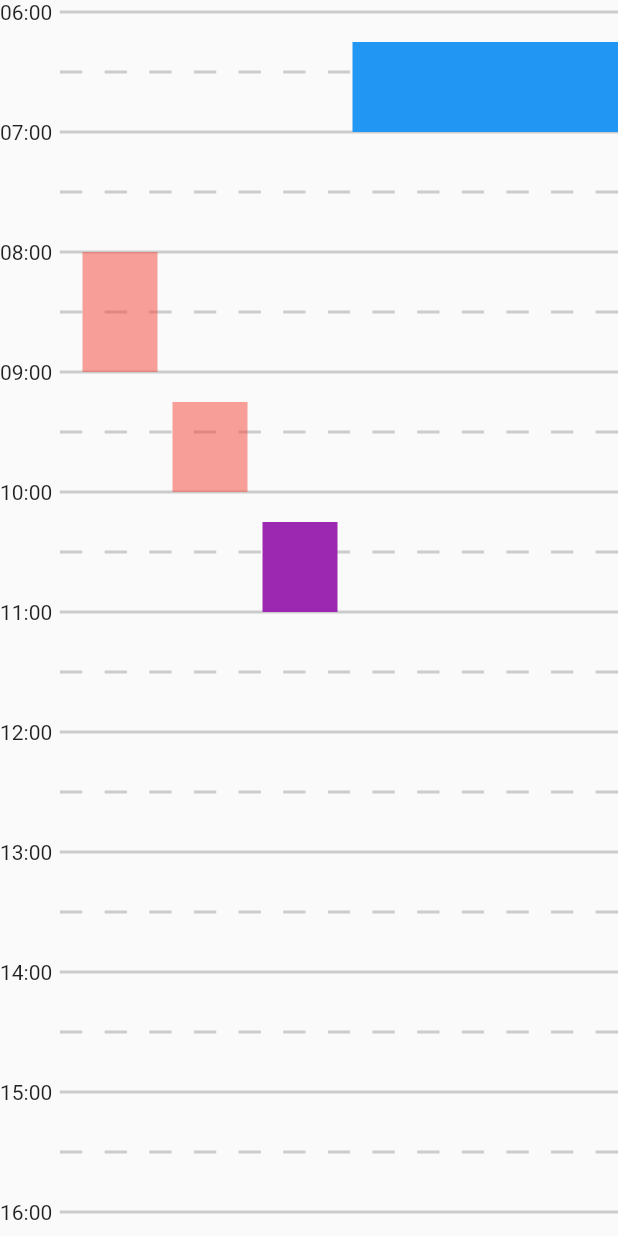
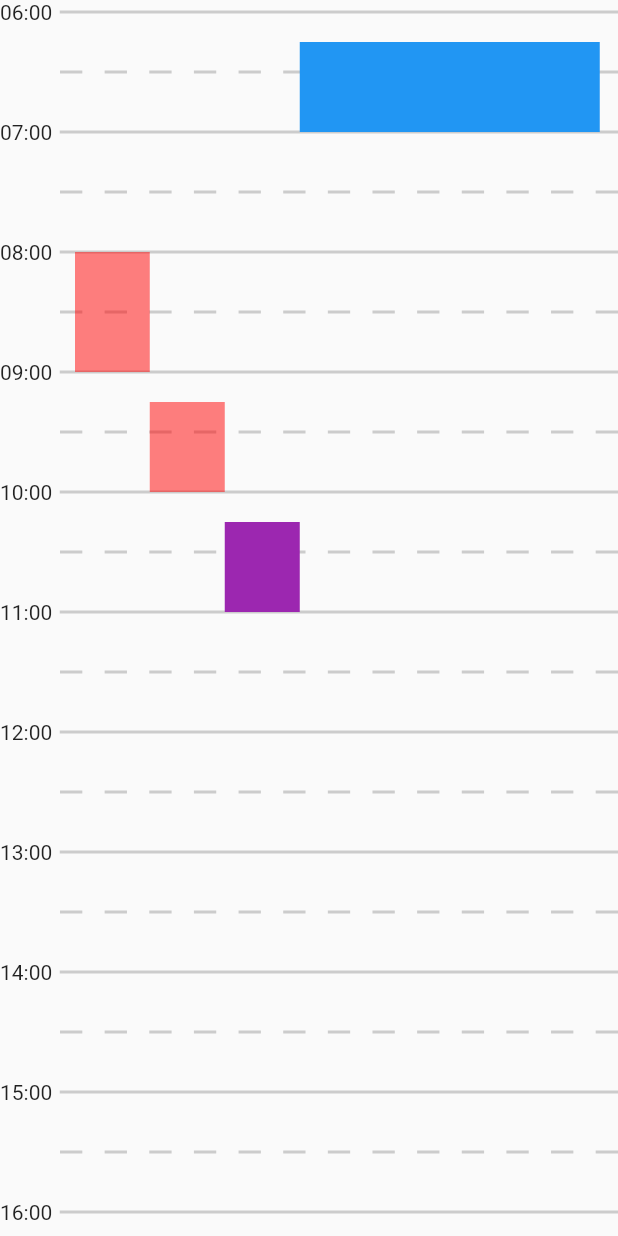
Before and after one commit to Iconica-Development/flutter_timetable, a Flutter app: the screen it shows after launch, on a phone screen of 412 x 824 dp. Run offline on Flutter 3.47's test engine with Material 2 defaults, Android fonts, the phone set to English and light mode, and no system bars.

Commit message:
feat: added timetable styling

```diff
--- a/lib/src/block.dart
+++ b/lib/src/block.dart
@@ -6,6 +6,8 @@ class Block extends StatelessWidget {
     required this.end,
     required this.startHour,
     required this.blockWidth,
+    required this.hourHeight,
+    this.blockColor = const Color(0x80FF0000),
     this.linePadding = 8,
     this.child,
     Key? key,
@@ -23,8 +25,14 @@ class Block extends StatelessWidget {
   /// The start hour of the timetable.
   final int startHour;
 
+  /// The heigh of one hour in the timetable.
+  final double hourHeight;
+
   /// The width of the block if there is no child
   final double blockWidth;
+
+  /// The color of the block if there is no child
+  final Color blockColor;
 
   /// The padding between the lines and the numbers
   final double linePadding;
@@ -33,7 +41,6 @@ class Block extends StatelessWidget {
   Widget build(BuildContext context) {
     return Container(
       margin: EdgeInsets.only(
-        left: 10,
         top:
             (((start.hour - startHour) * 60) + start.minute) * sizePerMinute() +
                 linePadding,
@@ -46,13 +53,12 @@ class Block extends StatelessWidget {
                 (((end.hour - start.hour) * 60) + end.minute - start.minute) *
                     sizePerMinute(),
             width: blockWidth,
-            color: Colors.red.withOpacity(0.5),
+            color: blockColor,
           ),
     );
   }
 
   double sizePerMinute() {
-    // TODO(anyone): calculate this based on the size of the screen
-    return 80 / 60;
+    return hourHeight / 60;
   }
 }
--- /dev/null
+++ b/lib/src/models/table_theme.dart
@@ -0,0 +1,18 @@
+part of timetable;
+
+class TableTheme {
+  const TableTheme({
+    this.lineColor = const Color(0x809E9E9E),
+    this.lineHeight = 2,
+    this.timeStyle = const TextStyle(),
+  });
+
+  /// The color of the lines.
+  final Color lineColor;
+
+  /// The height of the lines.
+  final double lineHeight;
+
+  /// The style of the time text.
+  final TextStyle timeStyle;
+}
--- a/lib/src/table.dart
+++ b/lib/src/table.dart
@@ -4,11 +4,15 @@ class Table extends StatelessWidget {
   const Table({
     required this.startHour,
     required this.endHour,
+    this.columnHeight = 80,
+    this.theme = const TableTheme(),
     Key? key,
   }) : super(key: key);
 
   final int startHour;
   final int endHour;
+  final double columnHeight;
+  final TableTheme theme;
 
   @override
   Widget build(BuildContext context) {
@@ -16,21 +20,22 @@ class Table extends StatelessWidget {
       children: [
         for (int i = startHour; i <= endHour; i++) ...[
           SizedBox(
-            height: i == endHour ? 40 : 80,
+            height: i == endHour ? columnHeight / 2 : columnHeight,
             child: Column(
               children: [
                 Row(
                   children: [
                     Text(
                       '${i.toString().padLeft(2, '0')}:00',
+                      style: theme.timeStyle,
                     ),
                     const SizedBox(
                       width: 5,
                     ),
                     Expanded(
                       child: Container(
-                        height: 2,
-                        color: Colors.grey.withOpacity(0.5),
+                        height: theme.lineHeight,
+                        color: theme.lineColor,
                       ),
                     )
                   ],
@@ -41,17 +46,16 @@ class Table extends StatelessWidget {
                     margin: const EdgeInsets.only(
                       left: 40,
                     ),
-                    height: 2,
+                    height: theme.lineHeight,
                     child: Row(
                       children: [
                         for (int i = 0; i < 25; i++) ...[
                           Container(
                             width:
                                 (MediaQuery.of(context).size.width - 40) / 25,
-                            height: 2,
-                            color: i.isEven
-                                ? Colors.grey.withOpacity(0.5)
-                                : Colors.transparent,
+                            height: theme.lineHeight,
+                            color:
+                                i.isEven ? theme.lineColor : Colors.transparent,
                           ),
                         ],
                       ],
--- a/lib/src/timetable.dart
+++ b/lib/src/timetable.dart
@@ -7,6 +7,11 @@ class Timetable extends StatefulWidget {
     this.startHour = 0,
     this.endHour = 24,
     this.blockWidth = 50,
+    this.blockColor = const Color(0x80FF0000),
+    this.hourHeight = 80,
+    this.tablePaddingStart = 10,
+    this.tablePaddingEnd = 15,
+    this.theme = const TableTheme(),
     Key? key,
   }) : super(key: key);
 
@@ -21,6 +26,21 @@ class Timetable extends StatefulWidget {
 
   /// The width of the block if there is no child
   final double blockWidth;
+
+  /// The color of the block if there is no child
+  final Color blockColor;
+
+  /// The heigh of one hour in the timetable.
+  final double hourHeight;
+
+  /// The padding between the table markings and the first block.
+  final double tablePaddingStart;
+
+  /// The padding between the last block and the end of the table.
+  final double tablePaddingEnd;
+
+  /// The theme of the timetable.
+  final TableTheme theme;
 
   /// The scroll controller to control the scrolling of the timetable.
   final ScrollController? scrollController;
@@ -57,9 +77,14 @@ class _TimetableState extends State<Timetable> {
           Table(
             startHour: widget.startHour,
             endHour: widget.endHour,
+            theme: widget.theme,
           ),
           Container(
-            margin: const EdgeInsets.only(left: 45),
+            margin: EdgeInsets.only(
+              left: _calculateTableTextSize().width +
+                  widget.tablePaddingStart +
+                  5,
+            ),
             child: SingleChildScrollView(
               scrollDirection: Axis.horizontal,
               child: IntrinsicHeight(
@@ -71,14 +96,15 @@ class _TimetableState extends State<Timetable> {
                         start: block.start,
                         end: block.end,
                         startHour: widget.startHour,
+                        hourHeight: widget.hourHeight,
                         blockWidth: widget.blockWidth,
                         child: block.child,
-                      )
+                      ),
                     ],
-                    // TODO(anyone): 80 needs to be a calculated value
                     SizedBox(
-                      width: 15,
-                      height: 80 * (widget.endHour - widget.startHour) + 40,
+                      width: widget.tablePaddingEnd,
+                      height: widget.hourHeight *
+                          (widget.endHour - widget.startHour + 0.5),
                     ),
                   ],
                 ),
@@ -98,12 +124,24 @@ class _TimetableState extends State<Timetable> {
                     ? a
                     : b,
           );
-      var initialOffset = (80 * (widget.endHour - widget.startHour)) *
-          ((earliestStart.hour - widget.startHour) /
-              (widget.endHour - widget.startHour));
+      var initialOffset =
+          (widget.hourHeight * (widget.endHour - widget.startHour)) *
+              ((earliestStart.hour - widget.startHour) /
+                  (widget.endHour - widget.startHour));
       _scrollController.jumpTo(
         initialOffset,
       );
     });
   }
+
+  /// Calculates the width of 22:22
+  Size _calculateTableTextSize() {
+    return (TextPainter(
+      text: TextSpan(text: '22:22', style: widget.theme.timeStyle),
+      maxLines: 1,
+      textScaleFactor: MediaQuery.of(context).textScaleFactor,
+      textDirection: TextDirection.ltr,
+    )..layout())
+        .size;
+  }
 }
--- a/lib/timetable.dart
+++ b/lib/timetable.dart
@@ -5,5 +5,6 @@ import 'package:flutter/scheduler.dart';
 
 part 'src/timetable.dart';
 part 'src/table.dart';
-part 'src/time_block.dart';
+part 'src/models/time_block.dart';
+part 'src/models/table_theme.dart';
 part 'src/block.dart';
```
Also changed, not shown: lib/src/models/time_block.dart (renamed from lib/src/time_block.dart).
